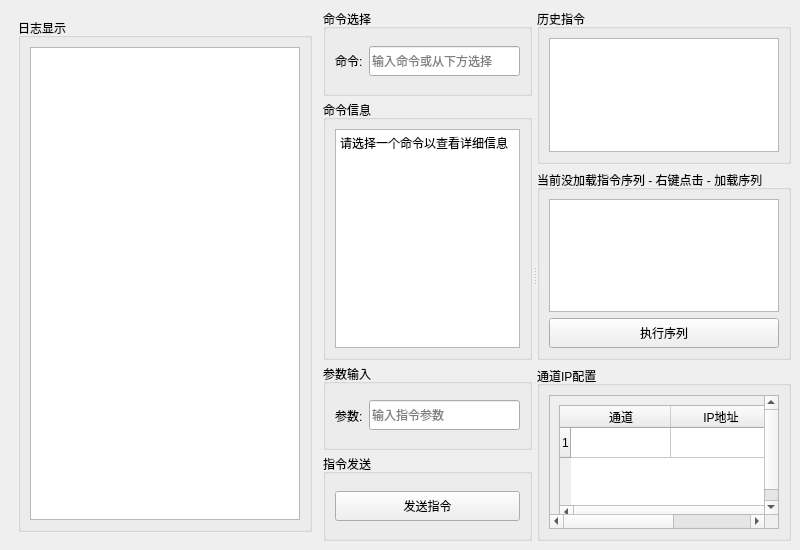
Qt form plugins/MIX_debug_plugin/MIX_debug_plugin.ui (cn33331/MIX-test) before a commit.
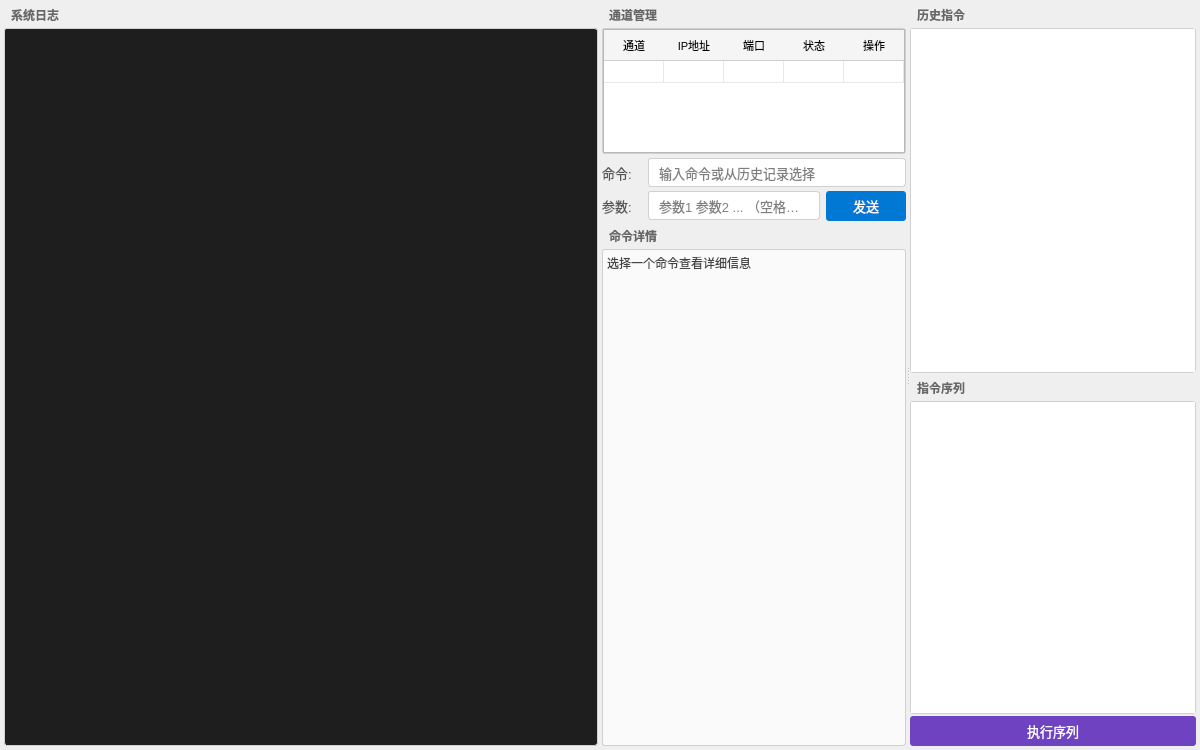
The same form after that commit.

Commit message: 更新mix-和波形图，ui，增加注释

Diff of the .ui file:
```diff
--- a/plugins/MIX_debug_plugin/MIX_debug_plugin.ui
+++ b/plugins/MIX_debug_plugin/MIX_debug_plugin.ui
@@ -6,51 +6,76 @@
    <rect>
     <x>0</x>
     <y>0</y>
-    <width>800</width>
-    <height>550</height>
+    <width>1200</width>
+    <height>750</height>
    </rect>
   </property>
   <property name="minimumSize">
    <size>
-    <width>800</width>
-    <height>550</height>
+    <width>1000</width>
+    <height>600</height>
    </size>
   </property>
   <property name="windowTitle">
    <string>MIX-debug v1.8 by:zjx</string>
   </property>
   <widget class="QWidget" name="centralWidget">
-   <layout class="QHBoxLayout" name="verticalLayout" stretch="2,3">
+   <layout class="QHBoxLayout" name="mainLayout">
     <property name="spacing">
-     <number>2</number>
+     <number>4</number>
+    </property>
+    <property name="leftMargin">
+     <number>4</number>
+    </property>
+    <property name="topMargin">
+     <number>4</number>
+    </property>
+    <property name="rightMargin">
+     <number>4</number>
+    </property>
+    <property name="bottomMargin">
+     <number>4</number>
     </property>
     <item>
-      <widget class="QWidget" name="midWidget">
-        <layout class="QVBoxLayout" name="midLayout">
-        <item>
-         <widget class="QGroupBox" name="logGroup">
-          <property name="title">
-           <string>日志显示</string>
-          </property>
-          <layout class="QVBoxLayout" name="logLayout">
-           <item>
-            <widget class="QTextEdit" name="logText">
-             <property name="minimumSize">
-              <size>
-               <width>0</width>
-               <height>300</height>
-              </size>
-             </property>
-             <property name="readOnly">
-              <bool>true</bool>
-             </property>
-            </widget>
-           </item>
-          </layout>
-         </widget>
-        </item>
-       </layout>
-      </widget>
+     <widget class="QWidget" name="leftWidget">
+      <layout class="QVBoxLayout" name="leftLayout">
+       <property name="spacing">
+        <number>2</number>
+       </property>
+       <property name="leftMargin">
+        <number>0</number>
+       </property>
+       <property name="topMargin">
+        <number>0</number>
+       </property>
+       <property name="rightMargin">
+        <number>0</number>
+       </property>
+       <property name="bottomMargin">
+        <number>0</number>
+       </property>
+       <item>
+        <widget class="QLabel" name="logLabel">
+         <property name="text">
+          <string>系统日志</string>
+         </property>
+         <property name="styleSheet">
+          <string>QLabel { font-weight: bold; color: #666; padding: 2px 4px; }</string>
+         </property>
+        </widget>
+       </item>
+       <item>
+        <widget class="QTextEdit" name="logText">
+         <property name="readOnly">
+          <bool>true</bool>
+         </property>
+         <property name="styleSheet">
+          <string>QTextEdit { font-family: "SF Mono", Monaco, Menlo, monospace; font-size: 12px; background: #1e1e1e; color: #d4d4d4; border: 1px solid #d0d0d0; border-radius: 3px; }</string>
+         </property>
+        </widget>
+       </item>
+      </layout>
+     </widget>
     </item>
     <item>
      <widget class="QSplitter" name="mainSplitter">
@@ -58,208 +83,98 @@
        <enum>Qt::Horizontal</enum>
       </property>
       <property name="handleWidth">
-       <number>5</number>
+       <number>4</number>
       </property>
-      <widget class="QWidget" name="leftWidget">
-       <layout class="QVBoxLayout" name="leftLayout" stretch="1,3,1,1">
+      <widget class="QWidget" name="midWidget">
+       <layout class="QVBoxLayout" name="midLayout">
         <property name="spacing">
          <number>4</number>
         </property>
+        <property name="leftMargin">
+         <number>0</number>
+        </property>
+        <property name="topMargin">
+         <number>0</number>
+        </property>
+        <property name="rightMargin">
+         <number>0</number>
+        </property>
+        <property name="bottomMargin">
+         <number>0</number>
+        </property>
         <item>
-         <widget class="QGroupBox" name="cmdSelectGroup">
-          <property name="title">
-           <string>命令选择</string>
+         <widget class="QWidget" name="ipWidget">
+          <property name="minimumSize">
+           <size>
+            <width>0</width>
+            <height>130</height>
+           </size>
           </property>
-          <layout class="QVBoxLayout" name="cmdSelectLayout">
-           <item>
-            <layout class="QHBoxLayout" name="inputLayout">
-             <item>
-              <widget class="QLabel" name="label">
-               <property name="text">
-                <string>命令:</string>
-               </property>
-              </widget>
-             </item>
-             <item>
-              <widget class="QLineEdit" name="cmdInput">
-               <property name="minimumSize">
-                <size>
-                 <width>0</width>
-                 <height>30</height>
-                </size>
-               </property>
-               <property name="placeholderText">
-                <string>输入命令或从下方选择</string>
-               </property>
-              </widget>
-             </item>
-            </layout>
-           </item>
-          </layout>
-         </widget>
-        </item>
-        <item>
-         <widget class="QGroupBox" name="cmdInfoGroup">
-          <property name="title">
-           <string>命令信息</string>
-          </property>
-          <layout class="QVBoxLayout" name="cmdInfoLayout">
-           <item>
-            <widget class="QTextEdit" name="cmdInfoText">
-             <property name="minimumSize">
-              <size>
-               <width>0</width>
-               <height>90</height>
-              </size>
-             </property>
-             <property name="readOnly">
-              <bool>true</bool>
-             </property>
-             <property name="plainText">
-              <string>请选择一个命令以查看详细信息</string>
-             </property>
-            </widget>
-           </item>
-          </layout>
-         </widget>
-        </item>
-        <item>
-         <widget class="QGroupBox" name="paramGroup">
-          <property name="title">
-           <string>参数输入</string>
-          </property>
-          <layout class="QHBoxLayout" name="paramLayout">
-           <item>
-            <widget class="QLabel" name="label_2">
-             <property name="text">
-              <string>参数:</string>
-             </property>
-            </widget>
-           </item>
-           <item>
-            <widget class="QLineEdit" name="paramInput">
-             <property name="minimumSize">
-              <size>
-               <width>0</width>
-               <height>30</height>
-              </size>
-             </property>
-             <property name="placeholderText">
-              <string>输入指令参数</string>
-             </property>
-            </widget>
-           </item>
-          </layout>
-         </widget>
-        </item>
-        <item>
-         <widget class="QGroupBox" name="cmdGroup">
-          <property name="title">
-           <string>指令发送</string>
-          </property>
-          <layout class="QHBoxLayout" name="cmdLayout">
-           <item>
-            <widget class="QPushButton" name="sendCmdButton">
-             <property name="minimumSize">
-              <size>
-               <width>0</width>
-               <height>30</height>
-              </size>
-             </property>
-             <property name="text">
-              <string>发送指令</string>
-             </property>
-            </widget>
-           </item>
-          </layout>
-         </widget>
-        </item>
-       </layout>
-      </widget>
-      <widget class="QWidget" name="rightWidget">
-       <layout class="QVBoxLayout" name="rightLayout">
-        <item>
-         <widget class="QGroupBox" name="historyGroup">
-          <property name="title">
-           <string>历史指令</string>
-          </property>
-          <layout class="QVBoxLayout" name="historyLayout">
-           <item>
-            <widget class="QListWidget" name="historyList">
-             <property name="minimumSize">
-              <size>
-               <width>0</width>
-               <height>100</height>
-              </size>
-             </property>
-            </widget>
-           </item>
-          </layout>
-         </widget>
-        </item>
-        <item>
-         <widget class="QGroupBox" name="sequenceGroup">
-          <property name="title">
-           <string>当前没加载指令序列 - 右键点击 - 加载序列</string>
-          </property>
-          <layout class="QVBoxLayout" name="sequenceLayout">
-           <item>
-            <widget class="QListWidget" name="sequenceList">
-             <property name="minimumSize">
-              <size>
-               <width>0</width>
-               <height>100</height>
-              </size>
-             </property>
-            </widget>
-           </item>
-           <item>
-            <layout class="QHBoxLayout" name="sequenceButtonsLayout">
-             <item>
-              <widget class="QPushButton" name="executeSequenceButton">
-               <property name="minimumSize">
-                <size>
-                 <width>0</width>
-                 <height>30</height>
-                </size>
-               </property>
-               <property name="text">
-                <string>执行序列</string>
-               </property>
-              </widget>
-             </item>
-            </layout>
-           </item>
-          </layout>
-         </widget>
-        </item>
-        <item>
-         <widget class="QGroupBox" name="ipGroup">
-          <property name="title">
-           <string>通道IP配置</string>
+          <property name="maximumSize">
+           <size>
+            <width>16777215</width>
+            <height>150</height>
+           </size>
           </property>
           <layout class="QVBoxLayout" name="ipLayout">
+           <property name="spacing">
+            <number>2</number>
+           </property>
+           <property name="leftMargin">
+            <number>0</number>
+           </property>
+           <property name="topMargin">
+            <number>0</number>
+           </property>
+           <property name="rightMargin">
+            <number>0</number>
+           </property>
+           <property name="bottomMargin">
+            <number>0</number>
+           </property>
+           <item>
+            <widget class="QLabel" name="ipLabel">
+             <property name="text">
+              <string>通道管理</string>
+             </property>
+             <property name="styleSheet">
+              <string>QLabel { font-weight: bold; color: #666; padding: 2px 4px; }</string>
+             </property>
+            </widget>
+           </item>
            <item>
             <widget class="QScrollArea" name="scrollArea">
              <property name="widgetResizable">
               <bool>true</bool>
              </property>
+             <property name="styleSheet">
+              <string>QScrollArea { border: 1px solid #d0d0d0; border-radius: 3px; }</string>
+             </property>
              <widget class="QWidget" name="scrollAreaWidgetContents">
               <property name="geometry">
                <rect>
                 <x>0</x>
                 <y>0</y>
-                <width>365</width>
-                <height>133</height>
+                <width>400</width>
+                <height>90</height>
                </rect>
               </property>
-              <property name="minimumSize">
-               <size>
-                <width>365</width>
-                <height>133</height>
-               </size>
-              </property>
               <layout class="QVBoxLayout" name="scrollLayout">
+               <property name="spacing">
+                <number>0</number>
+               </property>
+               <property name="leftMargin">
+                <number>0</number>
+               </property>
+               <property name="topMargin">
+                <number>0</number>
+               </property>
+               <property name="rightMargin">
+                <number>0</number>
+               </property>
+               <property name="bottomMargin">
+                <number>0</number>
+               </property>
                <item>
                 <widget class="QTableWidget" name="ipTable">
                  <property name="editTriggers">
@@ -277,6 +192,18 @@
                  <property name="columnCount">
                   <number>5</number>
                  </property>
+                 <property name="styleSheet">
+                  <string>QTableWidget { font-size: 11px; gridline-color: #e8e8e8; } QHeaderView::section { font-size: 11px; padding: 4px; background: #f5f5f5; border: none; border-bottom: 1px solid #d0d0d0; }</string>
+                 </property>
+                 <attribute name="horizontalHeaderDefaultSectionSize">
+                  <number>60</number>
+                 </attribute>
+                 <attribute name="verticalHeaderDefaultSectionSize">
+                  <number>22</number>
+                 </attribute>
+                 <attribute name="verticalHeaderVisible">
+                  <bool>false</bool>
+                 </attribute>
                  <row/>
                  <column>
                   <property name="text">
@@ -307,6 +234,264 @@
                </item>
               </layout>
              </widget>
+            </widget>
+           </item>
+          </layout>
+         </widget>
+        </item>
+        <item>
+         <widget class="QWidget" name="cmdWidget">
+          <layout class="QVBoxLayout" name="cmdLayout">
+           <property name="spacing">
+            <number>4</number>
+           </property>
+           <property name="leftMargin">
+            <number>0</number>
+           </property>
+           <property name="topMargin">
+            <number>0</number>
+           </property>
+           <property name="rightMargin">
+            <number>0</number>
+           </property>
+           <property name="bottomMargin">
+            <number>0</number>
+           </property>
+           <item>
+            <layout class="QHBoxLayout" name="cmdInputLayout">
+             <property name="spacing">
+              <number>6</number>
+             </property>
+             <item>
+              <widget class="QLabel" name="cmdLabel">
+               <property name="text">
+                <string>命令:</string>
+               </property>
+               <property name="minimumSize">
+                <size>
+                 <width>40</width>
+                 <height>0</height>
+                </size>
+               </property>
+               <property name="styleSheet">
+                <string>QLabel { color: #555; font-size: 13px; }</string>
+               </property>
+              </widget>
+             </item>
+             <item>
+              <widget class="QLineEdit" name="cmdInput">
+               <property name="placeholderText">
+                <string>输入命令或从历史记录选择</string>
+               </property>
+               <property name="styleSheet">
+                <string>QLineEdit { font-size: 13px; padding: 5px 8px; border: 1px solid #d0d0d0; border-radius: 3px; } QLineEdit:focus { border-color: #0078d4; }</string>
+               </property>
+              </widget>
+             </item>
+            </layout>
+           </item>
+           <item>
+            <layout class="QHBoxLayout" name="paramInputLayout">
+             <property name="spacing">
+              <number>6</number>
+             </property>
+             <item>
+              <widget class="QLabel" name="paramLabel">
+               <property name="text">
+                <string>参数:</string>
+               </property>
+               <property name="minimumSize">
+                <size>
+                 <width>40</width>
+                 <height>0</height>
+                </size>
+               </property>
+               <property name="styleSheet">
+                <string>QLabel { color: #555; font-size: 13px; }</string>
+               </property>
+              </widget>
+             </item>
+             <item>
+              <widget class="QLineEdit" name="paramInput">
+               <property name="placeholderText">
+                <string>参数1 参数2 ... （空格分隔）</string>
+               </property>
+               <property name="styleSheet">
+                <string>QLineEdit { font-size: 13px; padding: 5px 8px; border: 1px solid #d0d0d0; border-radius: 3px; } QLineEdit:focus { border-color: #0078d4; }</string>
+               </property>
+              </widget>
+             </item>
+             <item>
+              <widget class="QPushButton" name="sendCmdButton">
+               <property name="text">
+                <string>发送</string>
+               </property>
+               <property name="minimumSize">
+                <size>
+                 <width>80</width>
+                 <height>28</height>
+                </size>
+               </property>
+               <property name="styleSheet">
+                <string>QPushButton { background: #0078d4; color: white; border: none; border-radius: 3px; font-size: 13px; padding: 5px 16px; } QPushButton:hover { background: #106ebe; } QPushButton:pressed { background: #005a9e; }</string>
+               </property>
+              </widget>
+             </item>
+            </layout>
+           </item>
+          </layout>
+         </widget>
+        </item>
+        <item>
+         <widget class="QWidget" name="cmdInfoWidget">
+          <layout class="QVBoxLayout" name="cmdInfoLayout">
+           <property name="spacing">
+            <number>2</number>
+           </property>
+           <property name="leftMargin">
+            <number>0</number>
+           </property>
+           <property name="topMargin">
+            <number>0</number>
+           </property>
+           <property name="rightMargin">
+            <number>0</number>
+           </property>
+           <property name="bottomMargin">
+            <number>0</number>
+           </property>
+           <item>
+            <widget class="QLabel" name="cmdInfoLabel">
+             <property name="text">
+              <string>命令详情</string>
+             </property>
+             <property name="styleSheet">
+              <string>QLabel { font-weight: bold; color: #666; padding: 2px 4px; }</string>
+             </property>
+            </widget>
+           </item>
+           <item>
+            <widget class="QTextEdit" name="cmdInfoText">
+             <property name="readOnly">
+              <bool>true</bool>
+             </property>
+             <property name="styleSheet">
+              <string>QTextEdit { font-size: 12px; border: 1px solid #d0d0d0; border-radius: 3px; background: #fafafa; color: #444; }</string>
+             </property>
+             <property name="plainText">
+              <string>选择一个命令查看详细信息</string>
+             </property>
+            </widget>
+           </item>
+          </layout>
+         </widget>
+        </item>
+       </layout>
+      </widget>
+      <widget class="QWidget" name="rightWidget">
+       <layout class="QVBoxLayout" name="rightLayout">
+        <property name="spacing">
+         <number>4</number>
+        </property>
+        <property name="leftMargin">
+         <number>0</number>
+        </property>
+        <property name="topMargin">
+         <number>0</number>
+        </property>
+        <property name="rightMargin">
+         <number>0</number>
+        </property>
+        <property name="bottomMargin">
+         <number>0</number>
+        </property>
+        <item>
+         <widget class="QWidget" name="historyWidget">
+          <layout class="QVBoxLayout" name="historyLayout">
+           <property name="spacing">
+            <number>2</number>
+           </property>
+           <property name="leftMargin">
+            <number>0</number>
+           </property>
+           <property name="topMargin">
+            <number>0</number>
+           </property>
+           <property name="rightMargin">
+            <number>0</number>
+           </property>
+           <property name="bottomMargin">
+            <number>0</number>
+           </property>
+           <item>
+            <widget class="QLabel" name="historyLabel">
+             <property name="text">
+              <string>历史指令</string>
+             </property>
+             <property name="styleSheet">
+              <string>QLabel { font-weight: bold; color: #666; padding: 2px 4px; }</string>
+             </property>
+            </widget>
+           </item>
+           <item>
+            <widget class="QListWidget" name="historyList">
+             <property name="styleSheet">
+              <string>QListWidget { font-size: 12px; border: 1px solid #d0d0d0; border-radius: 3px; } QListWidget::item { padding: 4px 6px; } QListWidget::item:selected { background: #e8f0fe; color: #0078d4; }</string>
+             </property>
+            </widget>
+           </item>
+          </layout>
+         </widget>
+        </item>
+        <item>
+         <widget class="QWidget" name="sequenceWidget">
+          <layout class="QVBoxLayout" name="sequenceLayout">
+           <property name="spacing">
+            <number>2</number>
+           </property>
+           <property name="leftMargin">
+            <number>0</number>
+           </property>
+           <property name="topMargin">
+            <number>0</number>
+           </property>
+           <property name="rightMargin">
+            <number>0</number>
+           </property>
+           <property name="bottomMargin">
+            <number>0</number>
+           </property>
+           <item>
+            <widget class="QLabel" name="sequenceLabel">
+             <property name="text">
+              <string>指令序列</string>
+             </property>
+             <property name="styleSheet">
+              <string>QLabel { font-weight: bold; color: #666; padding: 2px 4px; }</string>
+             </property>
+            </widget>
+           </item>
+           <item>
+            <widget class="QListWidget" name="sequenceList">
+             <property name="styleSheet">
+              <string>QListWidget { font-size: 12px; border: 1px solid #d0d0d0; border-radius: 3px; } QListWidget::item { padding: 4px 6px; } QListWidget::item:selected { background: #e8f0fe; color: #0078d4; }</string>
+             </property>
+            </widget>
+           </item>
+           <item>
+            <widget class="QPushButton" name="executeSequenceButton">
+             <property name="text">
+              <string>执行序列</string>
+             </property>
+             <property name="minimumSize">
+              <size>
+               <width>0</width>
+               <height>30</height>
+              </size>
+             </property>
+             <property name="styleSheet">
+              <string>QPushButton { background: #6f42c1; color: white; border: none; border-radius: 3px; font-size: 13px; padding: 5px 16px; } QPushButton:hover { background: #5a32a3; } QPushButton:pressed { background: #4a238a; }</string>
+             </property>
             </widget>
            </item>
           </layout>
```
Left out of the diff: 2 changed lines with no effect on the pictures. The commit also changes 5 other files.
